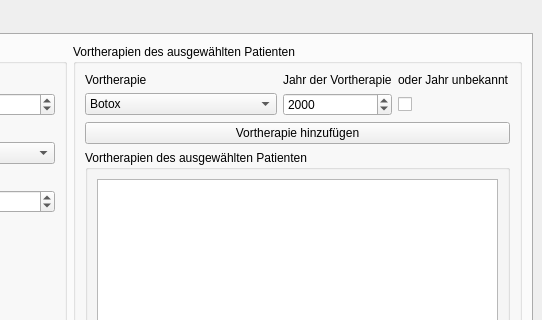
The window that 3drekonstruktionspeiseroehre/ui-files/show_data_window_design_neu.ui (ds-lab/EsophagusVisualization) describes before a commit, drawn with Qt 5; both pictures show x 502 to 1044 and y 0 to 320 of the 1044 by 791 pixel window.
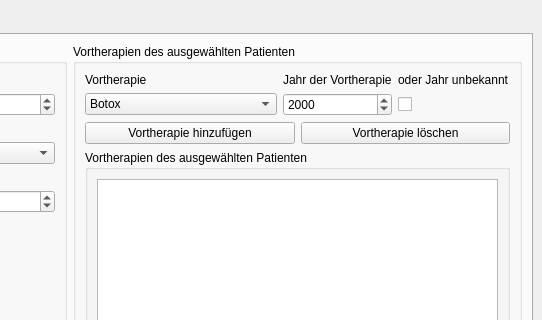
The same window after the commit.

What changed in the file:
```diff
--- a/3drekonstruktionspeiseroehre/ui-files/show_data_window_design_neu.ui
+++ b/3drekonstruktionspeiseroehre/ui-files/show_data_window_design_neu.ui
@@ -378,6 +378,13 @@
                </property>
               </widget>
              </item>
+             <item row="0" column="1">
+              <widget class="QPushButton" name="therapy_delete_button">
+               <property name="text">
+                <string>Vortherapie löschen</string>
+               </property>
+              </widget>
+             </item>
             </layout>
            </item>
            <item row="3" column="0">
```
Left out of the diff: 14 changed lines with no effect on the pictures.
